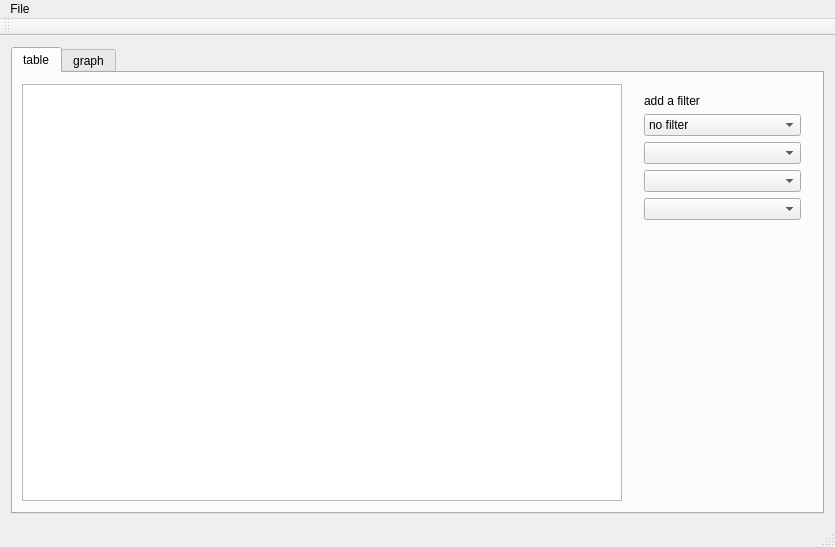
Qt form finapp.ui (drKriegersLab/FinApp) before a commit.
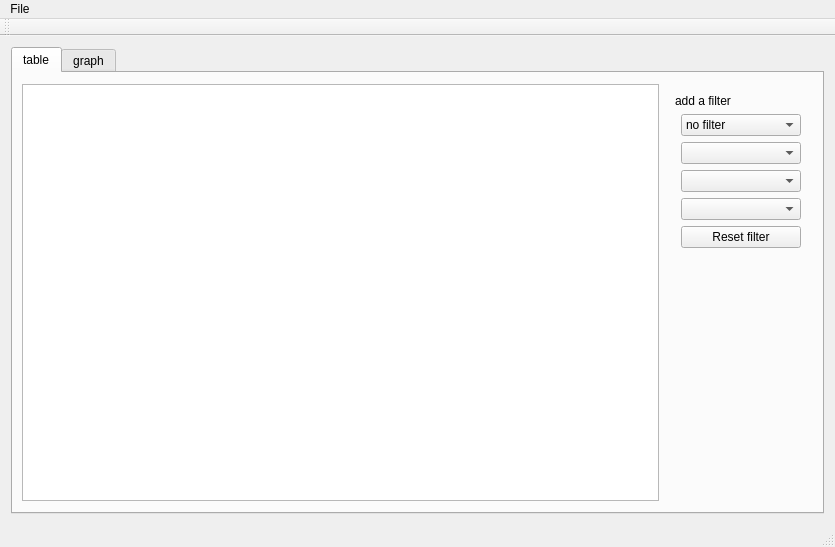
The same form after that commit.

Commit message:
implemented filter reset button, easier solution for selector problem
it sets back the filter comboboxes to the default state. Found easier way for masking out the first triggering of handler function: <object>.blockSignals(<true/false>) function. It masks out or unmasks the desired object's signals.

Diff of the .ui file:
```diff
--- a/finapp.ui
+++ b/finapp.ui
@@ -48,7 +48,7 @@
              <bool>true</bool>
             </property>
             <property name="sizePolicy">
-             <sizepolicy hsizetype="Fixed" vsizetype="Ignored">
+             <sizepolicy hsizetype="Expanding" vsizetype="Ignored">
               <horstretch>0</horstretch>
               <verstretch>0</verstretch>
              </sizepolicy>
@@ -84,15 +84,124 @@
             <property name="bottomMargin">
              <number>10</number>
             </property>
-            <item row="0" column="1">
+            <item row="3" column="1">
+             <widget class="QComboBox" name="filterSelector1">
+              <property name="enabled">
+               <bool>true</bool>
+              </property>
+              <property name="sizePolicy">
+               <sizepolicy hsizetype="Fixed" vsizetype="Preferred">
+                <horstretch>0</horstretch>
+                <verstretch>0</verstretch>
+               </sizepolicy>
+              </property>
+              <property name="minimumSize">
+               <size>
+                <width>120</width>
+                <height>0</height>
+               </size>
+              </property>
+              <property name="currentText">
+               <string/>
+              </property>
+             </widget>
+            </item>
+            <item row="4" column="1">
+             <widget class="QComboBox" name="filterSelector2">
+              <property name="enabled">
+               <bool>true</bool>
+              </property>
+              <property name="sizePolicy">
+               <sizepolicy hsizetype="Fixed" vsizetype="Preferred">
+                <horstretch>0</horstretch>
+                <verstretch>0</verstretch>
+               </sizepolicy>
+              </property>
+              <property name="minimumSize">
+               <size>
+                <width>120</width>
+                <height>0</height>
+               </size>
+              </property>
+              <property name="currentText">
+               <string/>
+              </property>
+             </widget>
+            </item>
+            <item row="5" column="1">
+             <widget class="QComboBox" name="filterSelector3">
+              <property name="enabled">
+               <bool>true</bool>
+              </property>
+              <property name="sizePolicy">
+               <sizepolicy hsizetype="Fixed" vsizetype="Preferred">
+                <horstretch>0</horstretch>
+                <verstretch>0</verstretch>
+               </sizepolicy>
+              </property>
+              <property name="minimumSize">
+               <size>
+                <width>120</width>
+                <height>0</height>
+               </size>
+              </property>
+              <property name="currentText">
+               <string/>
+              </property>
+             </widget>
+            </item>
+            <item row="6" column="1">
+             <widget class="QPushButton" name="buttonFilterReset">
+              <property name="sizePolicy">
+               <sizepolicy hsizetype="Fixed" vsizetype="Preferred">
+                <horstretch>0</horstretch>
+                <verstretch>0</verstretch>
+               </sizepolicy>
+              </property>
+              <property name="minimumSize">
+               <size>
+                <width>120</width>
+                <height>0</height>
+               </size>
+              </property>
+              <property name="text">
+               <string>Reset filter</string>
+              </property>
+             </widget>
+            </item>
+            <item row="0" column="0" colspan="2">
              <widget class="QLabel" name="labelSelections">
+              <property name="sizePolicy">
+               <sizepolicy hsizetype="Fixed" vsizetype="Preferred">
+                <horstretch>0</horstretch>
+                <verstretch>0</verstretch>
+               </sizepolicy>
+              </property>
+              <property name="minimumSize">
+               <size>
+                <width>120</width>
+                <height>0</height>
+               </size>
+              </property>
               <property name="text">
                <string>add a filter</string>
               </property>
              </widget>
             </item>
-            <item row="1" column="1">
+            <item row="2" column="1">
              <widget class="QComboBox" name="filterSelector">
+              <property name="sizePolicy">
+               <sizepolicy hsizetype="Fixed" vsizetype="Preferred">
+                <horstretch>0</horstretch>
+                <verstretch>0</verstretch>
+               </sizepolicy>
+              </property>
+              <property name="minimumSize">
+               <size>
+                <width>120</width>
+                <height>0</height>
+               </size>
+              </property>
               <property name="currentText">
                <string>no filter</string>
               </property>
@@ -123,36 +232,6 @@
               </item>
              </widget>
             </item>
-            <item row="2" column="1">
-             <widget class="QComboBox" name="filterSelector1">
-              <property name="enabled">
-               <bool>true</bool>
-              </property>
-              <property name="currentText">
-               <string/>
-              </property>
-             </widget>
-            </item>
-            <item row="3" column="1">
-             <widget class="QComboBox" name="filterSelector2">
-              <property name="enabled">
-               <bool>true</bool>
-              </property>
-              <property name="currentText">
-               <string/>
-              </property>
-             </widget>
-            </item>
-            <item row="4" column="1">
-             <widget class="QComboBox" name="filterSelector3">
-              <property name="enabled">
-               <bool>true</bool>
-              </property>
-              <property name="currentText">
-               <string/>
-              </property>
-             </widget>
-            </item>
            </layout>
           </item>
          </layout>
```
The commit also changes 2 other files.
